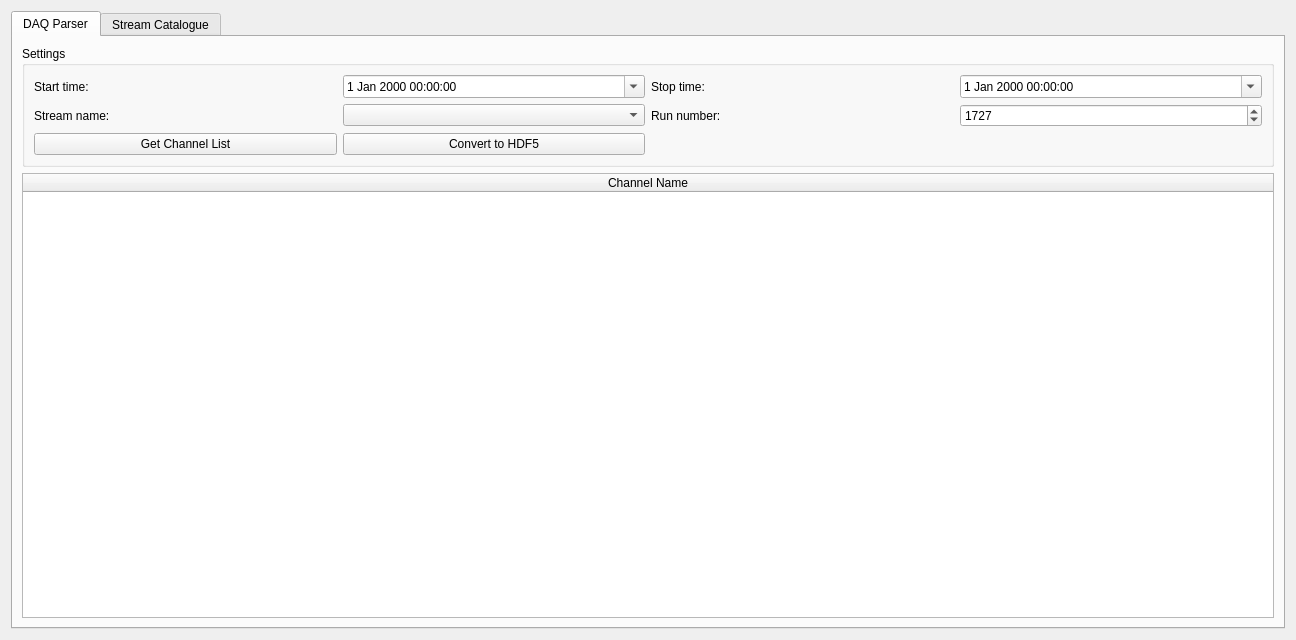
Before: the Qt Designer form gui/UI_DAQ.ui in cgre23/XFEL-DAQ-Datastream-Parser, drawn with Qt 5.
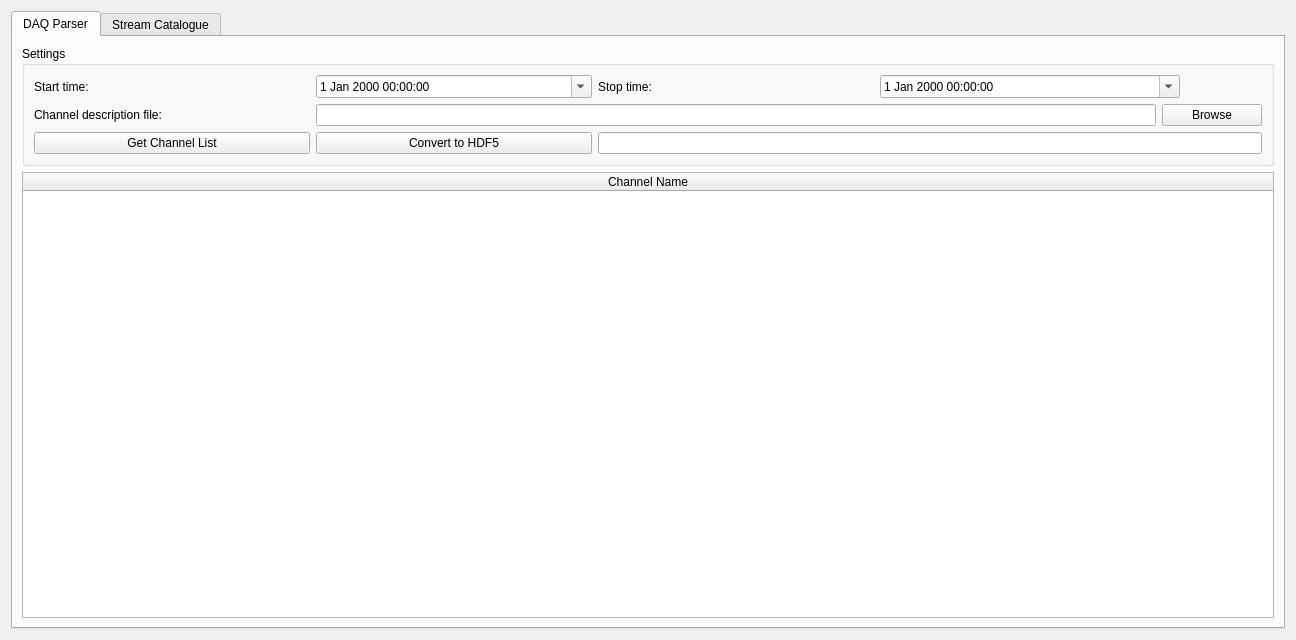
After: the same form once the commit is applied.

What changed in the file:
```diff
--- a/gui/UI_DAQ.ui
+++ b/gui/UI_DAQ.ui
@@ -45,13 +45,26 @@
           <string>Settings</string>
          </property>
          <layout class="QGridLayout" name="gridLayout">
-          <item row="0" column="3">
+          <item row="0" column="3" colspan="2">
            <widget class="QDateTimeEdit" name="stopdate">
+            <property name="maximumSize">
+             <size>
+              <width>300</width>
+              <height>16777215</height>
+             </size>
+            </property>
             <property name="calendarPopup">
              <bool>true</bool>
             </property>
            </widget>
           </item>
+          <item row="2" column="0">
+           <widget class="QPushButton" name="channelpb">
+            <property name="text">
+             <string>Get Channel List</string>
+            </property>
+           </widget>
+          </item>
           <item row="0" column="2">
            <widget class="QLabel" name="stoplabel">
             <property name="text">
@@ -59,13 +72,6 @@
             </property>
            </widget>
           </item>
-          <item row="0" column="1">
-           <widget class="QDateTimeEdit" name="startdate">
-            <property name="calendarPopup">
-             <bool>true</bool>
-            </property>
-           </widget>
-          </item>
           <item row="0" column="0">
            <widget class="QLabel" name="startlabel">
             <property name="text">
@@ -73,37 +79,10 @@
             </property>
            </widget>
           </item>
-          <item row="1" column="1">
-           <widget class="QComboBox" name="streamcombo"/>
-          </item>
-          <item row="1" column="2">
-           <widget class="QLabel" name="runlabel">
-            <property name="text">
-             <string>Run number:</string>
-            </property>
-           </widget>
-          </item>
-          <item row="1" column="0">
-           <widget class="QLabel" name="streamlabel">
-            <property name="text">
-             <string>Stream name:</string>
-            </property>
-           </widget>
-          </item>
-          <item row="1" column="3">
-           <widget class="QSpinBox" name="runspinBox">
-            <property name="maximum">
-             <number>10000</number>
-            </property>
-            <property name="value">
-             <number>1727</number>
-            </property>
-           </widget>
-          </item>
-          <item row="2" column="0">
-           <widget class="QPushButton" name="channelpb">
-            <property name="text">
-             <string>Get Channel List</string>
+          <item row="0" column="1">
+           <widget class="QDateTimeEdit" name="startdate">
+            <property name="calendarPopup">
+             <bool>true</bool>
             </property>
            </widget>
           </item>
@@ -114,6 +93,39 @@
             </property>
            </widget>
           </item>
+          <item row="1" column="0">
+           <widget class="QLabel" name="runlabel">
+            <property name="text">
+             <string>Channel description file:</string>
+            </property>
+           </widget>
+          </item>
+          <item row="1" column="4">
+           <widget class="QPushButton" name="browsepb">
+            <property name="maximumSize">
+             <size>
+              <width>100</width>
+              <height>16777215</height>
+             </size>
+            </property>
+            <property name="text">
+             <string>Browse</string>
+            </property>
+           </widget>
+          </item>
+          <item row="1" column="1" colspan="3">
+           <widget class="QLineEdit" name="filenameEdit">
+            <property name="maximumSize">
+             <size>
+              <width>16777215</width>
+              <height>16777215</height>
+             </size>
+            </property>
+           </widget>
+          </item>
+          <item row="2" column="2" colspan="3">
+           <widget class="QLineEdit" name="status_text"/>
+          </item>
          </layout>
         </widget>
        </item>
@@ -151,10 +163,7 @@
        <string>Stream Catalogue</string>
       </attribute>
       <layout class="QGridLayout" name="gridLayout_2">
-       <item row="0" column="1">
-        <widget class="QComboBox" name="streamcombo2"/>
-       </item>
-       <item row="2" column="0" colspan="2">
+       <item row="2" column="0" colspan="3">
         <widget class="QTreeWidget" name="treeWidget_2">
          <column>
           <property name="text">
@@ -170,7 +179,24 @@
          </property>
         </widget>
        </item>
-       <item row="1" column="1">
+       <item row="0" column="1">
+        <widget class="QLineEdit" name="filenameEdit2">
+         <property name="maximumSize">
+          <size>
+           <width>500</width>
+           <height>16777215</height>
+          </size>
+         </property>
+        </widget>
+       </item>
+       <item row="0" column="2">
+        <widget class="QPushButton" name="browsepb2">
+         <property name="text">
+          <string>Browse</string>
+         </property>
+        </widget>
+       </item>
+       <item row="1" column="2">
         <widget class="QPushButton" name="loadcataloguepb">
          <property name="text">
           <string>Load stream catalogue</string>
```
